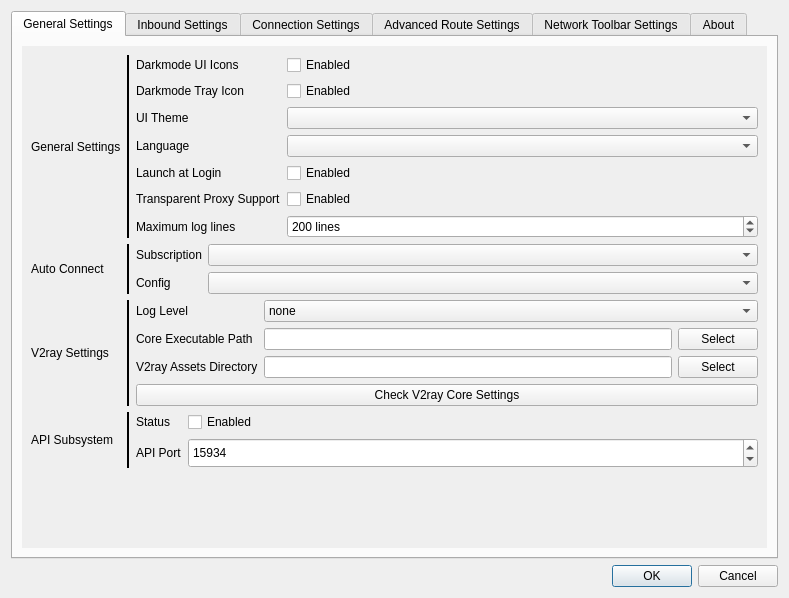
Qt form src/ui/w_PreferencesWindow.ui (Qv2ray/Qv2ray) before a commit.
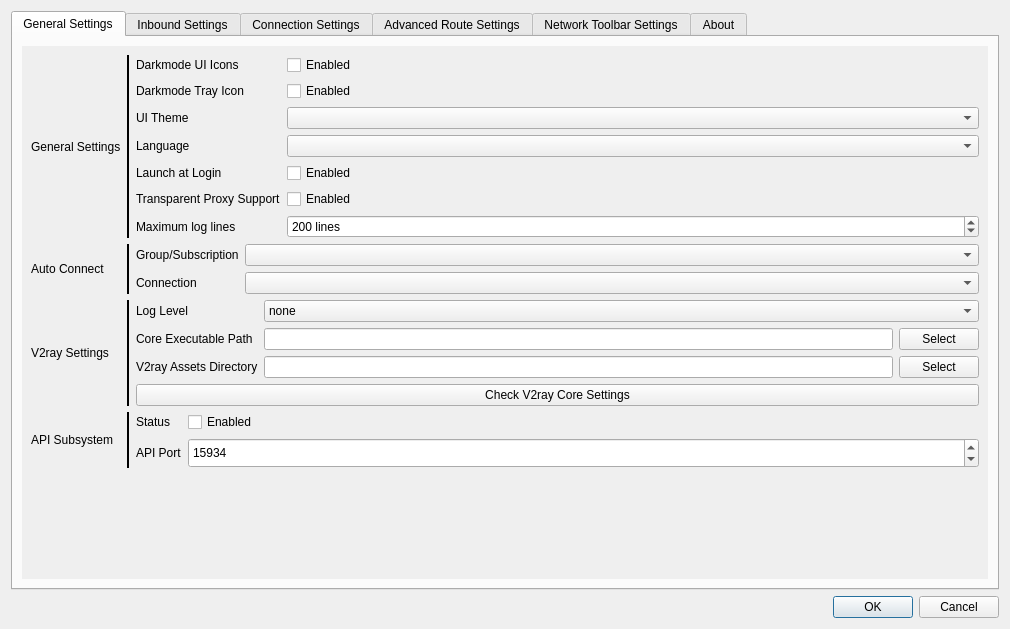
The same form after that commit. Icons and pictures are not drawn.

Commit message: fix: fixed a misleading source string

Patch:
```diff
--- a/src/ui/w_PreferencesWindow.ui
+++ b/src/ui/w_PreferencesWindow.ui
@@ -5,6 +5,14 @@
   <property name="windowModality">
    <enum>Qt::ApplicationModal</enum>
   </property>
+  <property name="geometry">
+   <rect>
+    <x>0</x>
+    <y>0</y>
+    <width>1010</width>
+    <height>629</height>
+   </rect>
+  </property>
   <property name="windowTitle">
    <string>Preferences</string>
   </property>
@@ -201,14 +209,14 @@
              <item row="1" column="1">
               <widget class="QLabel" name="label_61">
                <property name="text">
-                <string>Config</string>
+                <string>Connection</string>
                </property>
               </widget>
              </item>
              <item row="0" column="1">
               <widget class="QLabel" name="label_60">
                <property name="text">
-                <string>Subscription</string>
+                <string>Group/Subscription</string>
                </property>
               </widget>
              </item>
```
